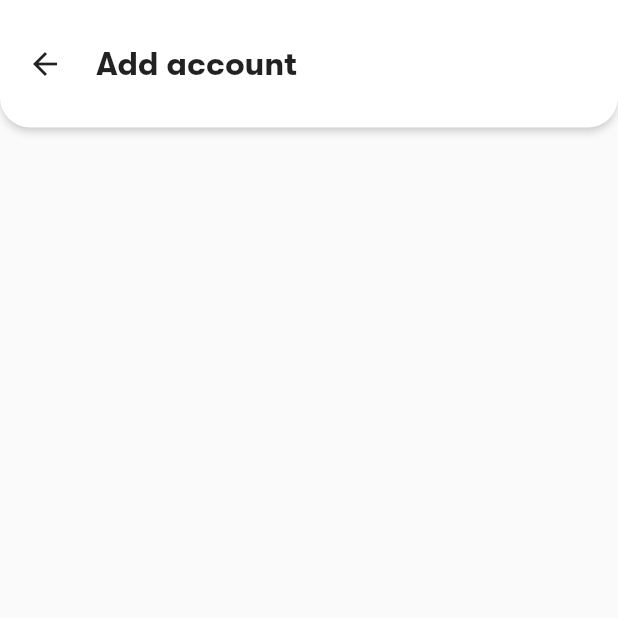
After one commit to fluttertraining/Life-Monitor, a Flutter app: the screen it shows after launch, after a tap on the "keyboard arrow right" icon, on a phone screen of 412 x 824 dp, the top half of it. The commit adds this screen. Run offline on Flutter 3.47's test engine with Material 2 defaults, Android fonts, the phone set to English and light mode, and no system bars; missing offline and left inert: keyboard_visibility.

Commit message:
make widgets more reusable and create header for add_bank

```diff
--- a/lib/main.dart
+++ b/lib/main.dart
@@ -1,5 +1,6 @@
 import 'package:flutter/material.dart';
 
+import 'package:budget_planner/screens/add_bank.dart';
 import 'package:budget_planner/screens/login.dart';
 import 'package:budget_planner/screens/register.dart';
 
@@ -14,6 +15,7 @@ class MyApp extends StatelessWidget {
       routes: {
         '/': (BuildContext context) => LoginScreen(),
         '/register': (BuildContext context) => RegisterScreen(),
+        '/add-bank': (BuildContext context) => AddBankScreen(),
       },
       theme: ThemeData(
         primaryColor: Color.fromRGBO(255, 51, 120, 1),
--- /dev/null
+++ b/lib/screens/add_bank.dart
@@ -0,0 +1,47 @@
+import 'package:flutter/material.dart';
+
+import 'package:budget_planner/widgets/rounded_appbar.dart';
+
+class AddBankScreen extends StatelessWidget {
+  @override
+  Widget build(BuildContext context) {
+    return Scaffold(
+      appBar: PreferredSize(
+        preferredSize: Size(MediaQuery.of(context).size.width, 0),
+        child: Container(color: Colors.white),
+      ),
+      body: Column(
+        children: <Widget>[
+          new _AppBar(),
+        ],
+      ),
+    );
+  }
+}
+
+class _AppBar extends StatelessWidget {
+  const _AppBar({
+    Key key,
+  }) : super(key: key);
+
+  @override
+  Widget build(BuildContext context) {
+    return RoundedAppBar(
+      padding: EdgeInsets.symmetric(horizontal: 6.0),
+      height: 85,
+      child: Row(
+        children: <Widget>[
+          IconButton(
+            icon: Icon(Icons.arrow_back),
+            onPressed: () {},
+          ),
+          SizedBox(width: 10),
+          Text(
+            'Add account',
+            style: Theme.of(context).textTheme.title.copyWith(fontSize: 22),
+          ),
+        ],
+      ),
+    );
+  }
+}
--- a/lib/screens/login.dart
+++ b/lib/screens/login.dart
@@ -10,15 +10,15 @@ class LoginScreen extends StatefulWidget {
 }
 
 class _LoginScreenState extends State<LoginScreen> {
-  _navigateToRegisterScreen() {
-    Navigator.of(context).pushReplacementNamed('/register');
+  void _navigateToScreen(String name) {
+    Navigator.of(context).pushNamed(name);
   }
 
   @override
   Widget build(BuildContext context) {
     return AuthContainer(
       isLogin: true,
-      onTapHeaderAction: _navigateToRegisterScreen,
+      onTapHeaderAction: () => _navigateToScreen('/register'),
       child: Column(
         crossAxisAlignment: CrossAxisAlignment.start,
         children: <Widget>[
@@ -28,7 +28,9 @@ class _LoginScreenState extends State<LoginScreen> {
             textAlign: TextAlign.start,
           ),
           SizedBox(height: 20),
-          new _LoginForm(),
+          new _LoginForm(
+            onTapSubmit: () => _navigateToScreen('/add-bank'),
+          ),
         ],
       ),
     );
@@ -36,8 +38,11 @@ class _LoginScreenState extends State<LoginScreen> {
 }
 
 class _LoginForm extends StatelessWidget {
+  final Function onTapSubmit;
+
   const _LoginForm({
     Key key,
+    @required this.onTapSubmit,
   }) : super(key: key);
 
   @override
@@ -59,7 +64,9 @@ class _LoginForm extends StatelessWidget {
                 password: true,
               ),
               SizedBox(width: 40),
-              Container(
+              GestureDetector(
+                onTap: onTapSubmit,
+                child: Container(
                   height: 45,
                   width: 45,
                   decoration: BoxDecoration(
@@ -72,6 +79,7 @@ class _LoginForm extends StatelessWidget {
                     size: 36,
                   ),
                 ),
+              )
             ],
           )
         ],
--- a/lib/widgets/rounded_appbar.dart
+++ b/lib/widgets/rounded_appbar.dart
@@ -2,10 +2,14 @@ import 'package:flutter/material.dart';
 
 class RoundedAppBar extends StatelessWidget {
   final Widget child;
+  final EdgeInsetsGeometry padding;
+  final double height;
 
   const RoundedAppBar({
     Key key,
     @required this.child,
+    this.padding,
+    this.height,
   }) : super(key: key);
 
   @override
@@ -19,10 +23,12 @@ class RoundedAppBar extends StatelessWidget {
         bottomRight: Radius.circular(20.0),
       ),
       child: Container(
-        height: 75,
+        height: height != null ? height : 75,
         alignment: Alignment.center,
         width: MediaQuery.of(context).size.width,
-        padding: EdgeInsets.only(left: 28.0, right: 28.0),
+        padding: padding != null
+            ? padding
+            : EdgeInsets.only(left: 28.0, right: 28.0),
         child: this.child,
       ),
     );
```
Also changed, not shown: lib/widgets/route_transitions.dart (added, +24 -0 lines). Lines whose indentation alone changed are shown as unchanged.
